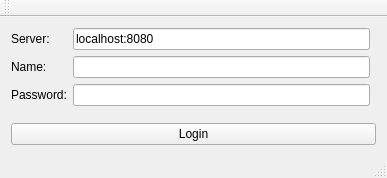
AlexGruebel/UserManagementProjectAP2019-, file UserManagement/loginwindow.ui: the form before one commit.
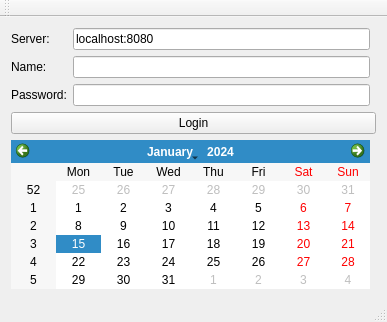
The form after the commit.

Patch:
```diff
--- a/UserManagement/loginwindow.ui
+++ b/UserManagement/loginwindow.ui
@@ -64,6 +64,9 @@
       </item>
      </layout>
     </item>
+    <item row="2" column="0">
+     <widget class="QCalendarWidget" name="calendarWidget"/>
+    </item>
    </layout>
   </widget>
   <widget class="QMenuBar" name="menuBar">
```
